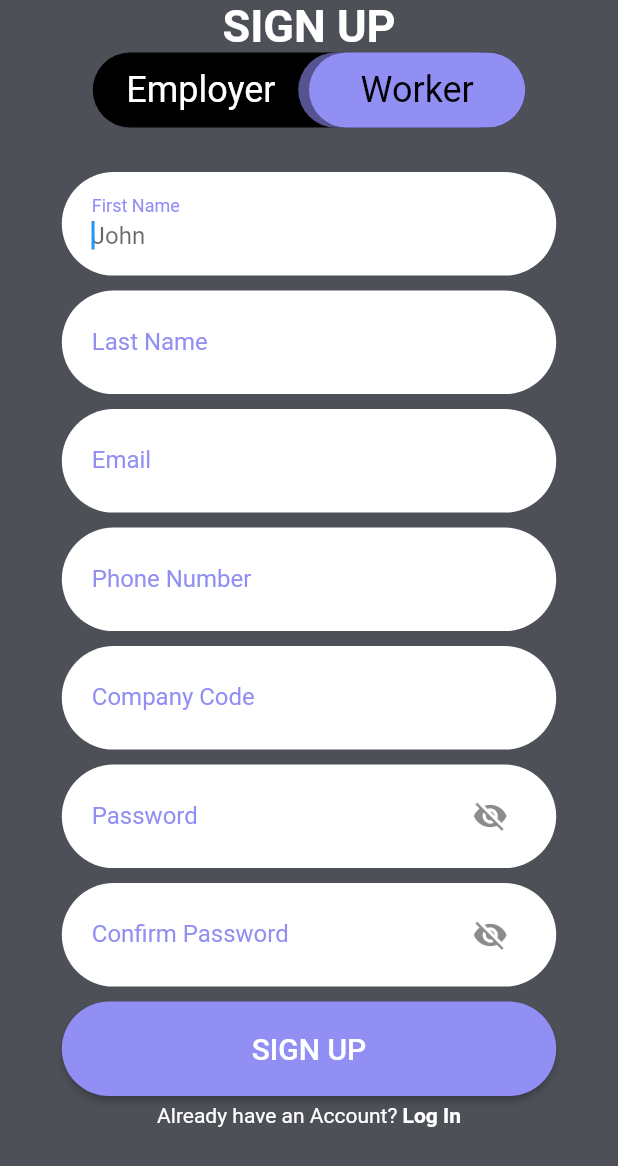
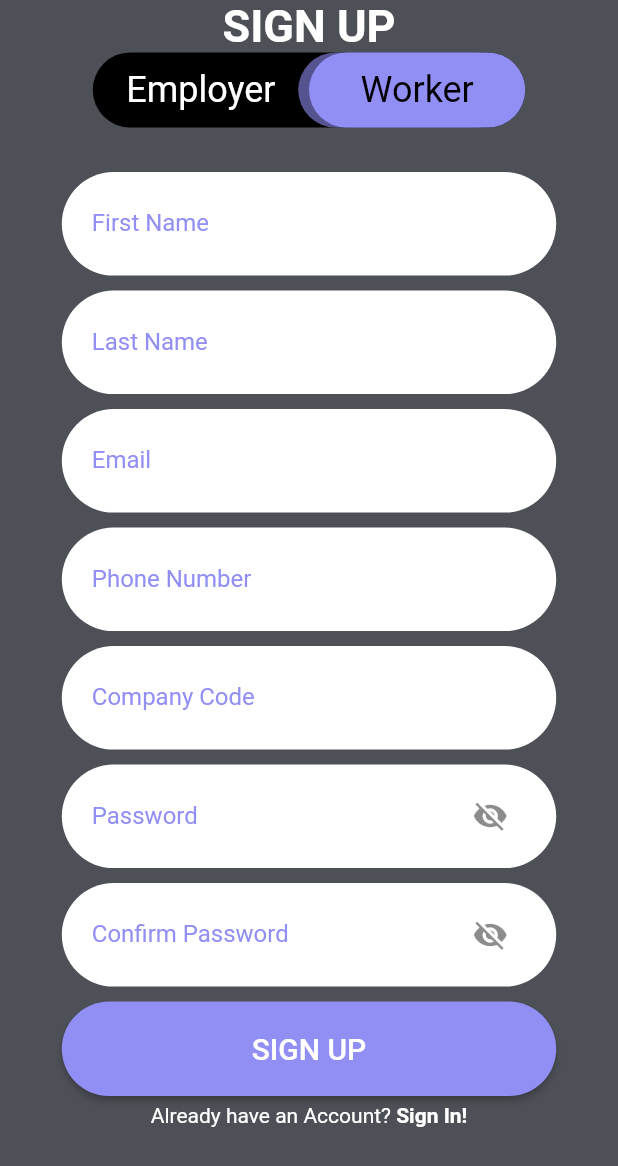
Before and after one commit to cgprats/COP4331-SchedulingManager, a Flutter app: the SignUpScreen screen opened by its route, on a phone screen of 412 x 824 dp. Shown: the top 1166 px of the screen. Run offline on Flutter 3.47's test engine with Material 2 defaults, Android fonts, the phone set to English and light mode, and no system bars; accounts and stored records are empty.

Commit message:
Minor Changes

```diff
--- /dev/null
+++ b/mobile/lib/components/sign_up_or_login.dart
@@ -0,0 +1,41 @@
+import 'package:flutter/material.dart';
+
+import 'package:mobile/utils/custom_colors.dart';
+
+class SignUpOrLogin extends StatelessWidget {
+  final bool login;
+
+  const SignUpOrLogin({
+    this.login = false,
+  });
+
+  @override
+  Widget build(BuildContext context) {
+    return Row(
+      mainAxisAlignment: MainAxisAlignment.center,
+      children: <Widget>[
+        Text(
+          this.login ? "Don't have an Account? " : "Already have an Account? ",
+          style: TextStyle(
+            color: CustomColors.white,
+          ),
+        ),
+        GestureDetector(
+          onTap: () {
+            Navigator.pushReplacementNamed(
+              context,
+              this.login ? '/signup' : '/login',
+            );
+          },
+          child: Text(
+            this.login ? 'Sign Up!' : 'Sign In!',
+            style: TextStyle(
+              color: CustomColors.white,
+              fontWeight: FontWeight.bold,
+            ),
+          ),
+        ),
+      ],
+    );
+  }
+}
--- a/mobile/lib/screens/login_screen.dart
+++ b/mobile/lib/screens/login_screen.dart
@@ -7,6 +7,7 @@ import 'package:mobile/utils/get_api.dart';
 import 'package:mobile/utils/custom_colors.dart';
 import 'package:mobile/components/rounded_button.dart';
 import 'package:mobile/utils/global_data.dart';
+import 'package:mobile/components/sign_up_or_login.dart';
 
 class LoginScreen extends StatefulWidget {
   @override
@@ -32,7 +33,7 @@ class _LoginScreenState extends State<LoginScreen> {
             mainAxisAlignment: MainAxisAlignment.center,
             children: <Widget>[
               Text(
-                "LOG IN",
+                "SIGN IN",
                 style: TextStyle(
                   fontWeight: FontWeight.bold,
                   color: CustomColors.white,
@@ -43,6 +44,9 @@ class _LoginScreenState extends State<LoginScreen> {
                 height: _size.height * 0.03,
               ),
               _MainPage(),
+              SignUpOrLogin(
+                login: true,
+              ),
             ],
           ),
         ),
@@ -66,8 +70,9 @@ class _MainPageState extends State<_MainPage> {
   Widget build(BuildContext context) {
     Size _size = MediaQuery.of(context).size;
     return Form(
-        key: _formKey,
-        child: Column(children: <Widget>[
+      key: _formKey,
+      child: Column(
+        children: <Widget>[
           RoundedInputField(
             order: 1,
             labelText: 'Email',
@@ -114,39 +119,17 @@ class _MainPageState extends State<_MainPage> {
             ),
           ),
           RoundedButton(
-            text: 'LOG IN',
+            text: 'SIGN IN',
             width: _size.width * 0.8,
-            doAnimation: true,
             onPressed: () {
               if (_formKey.currentState!.validate()) {
                 _login(_payload);
               }
             },
           ),
-          Row(
-            mainAxisAlignment: MainAxisAlignment.center,
-            children: <Widget>[
-              Text(
-                "Don't have an Account? ",
-                style: TextStyle(
-                  color: CustomColors.white,
-                ),
-              ),
-              GestureDetector(
-                onTap: () {
-                  Navigator.pushReplacementNamed(context, '/signup');
-                },
-                child: Text(
-                  "Sign Up",
-                  style: TextStyle(
-                    color: CustomColors.white,
-                    fontWeight: FontWeight.bold,
-                  ),
-                ),
-              ),
-            ],
-          ),
-        ]));
+        ],
+      ),
+    );
   }
 
   void _login(Map _payload) async {
--- a/mobile/lib/screens/sign_up_screen.dart
+++ b/mobile/lib/screens/sign_up_screen.dart
@@ -7,6 +7,8 @@ import 'package:mobile/utils/get_api.dart';
 import 'package:mobile/utils/custom_colors.dart';
 import 'package:mobile/components/rounded_input_field.dart';
 import 'package:mobile/components/rounded_button.dart';
+import 'package:mobile/components/sign_up_or_login.dart';
+
 
 class SignUpScreen extends StatefulWidget {
   @override
@@ -38,6 +40,9 @@ class _SignUpScreenState extends State<SignUpScreen> {
                 height: _size.height * 0.03,
               ),
               _SignUpForm(),
+              SignUpOrLogin(
+                login: false,
+              ),
             ],
           ),
         ),
@@ -82,7 +87,7 @@ class _SignUpFormState extends State<_SignUpForm> {
                   onChanged: (text) {
                     _payload['firstName'] = text;
                   },
-                  autofocus: true,
+                  // autofocus: true,
                 ),
                 RoundedInputField(
                   order: 2,
@@ -248,35 +253,15 @@ class _SignUpFormState extends State<_SignUpForm> {
           RoundedButton(
             text: 'SIGN UP',
             width: _size.width * 0.8,
+            color: GlobalData.accountType == 1
+                ? CustomColors.green
+                : CustomColors.purple,
             doAnimation: true,
             onPressed: () {
               if (_formKey.currentState!.validate()) {
                 _register(_payload);
               }
             },
-          ),
-          Row(
-            mainAxisAlignment: MainAxisAlignment.center,
-            children: <Widget>[
-              Text(
-                "Already have an Account? ",
-                style: TextStyle(
-                  color: CustomColors.white,
-                ),
-              ),
-              GestureDetector(
-                onTap: () {
-                  Navigator.pushReplacementNamed(context, '/login');
-                },
-                child: Text(
-                  "Log In",
-                  style: TextStyle(
-                    color: CustomColors.white,
-                    fontWeight: FontWeight.bold,
-                  ),
-                ),
-              ),
-            ],
           ),
         ],
       ),
```
